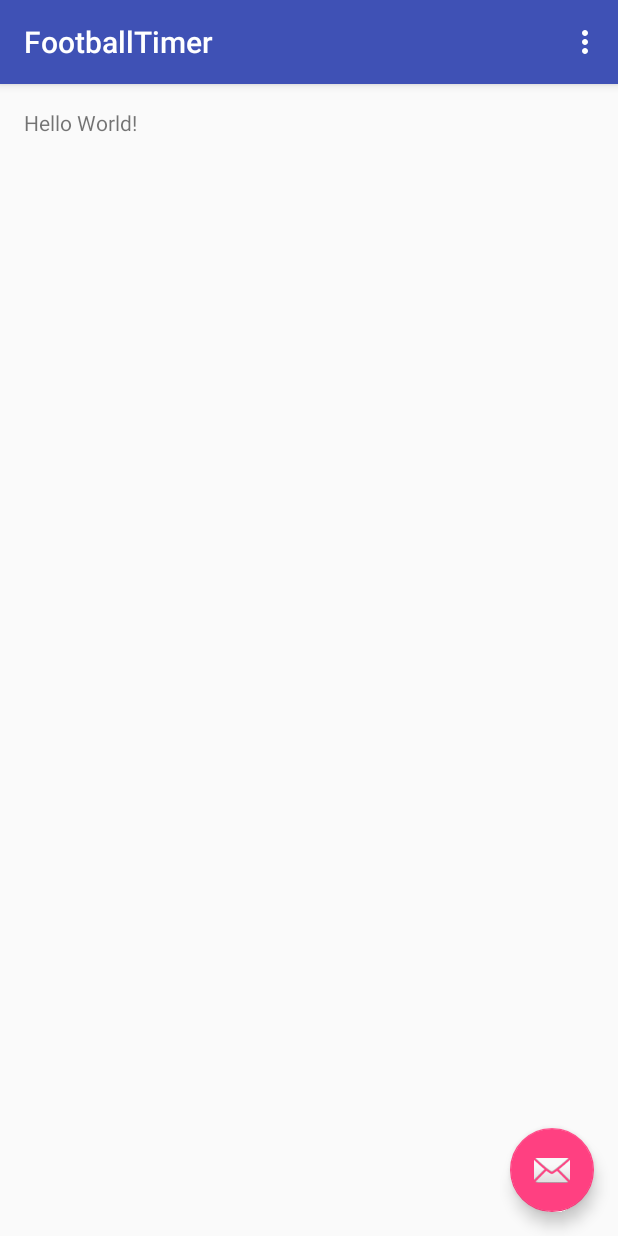
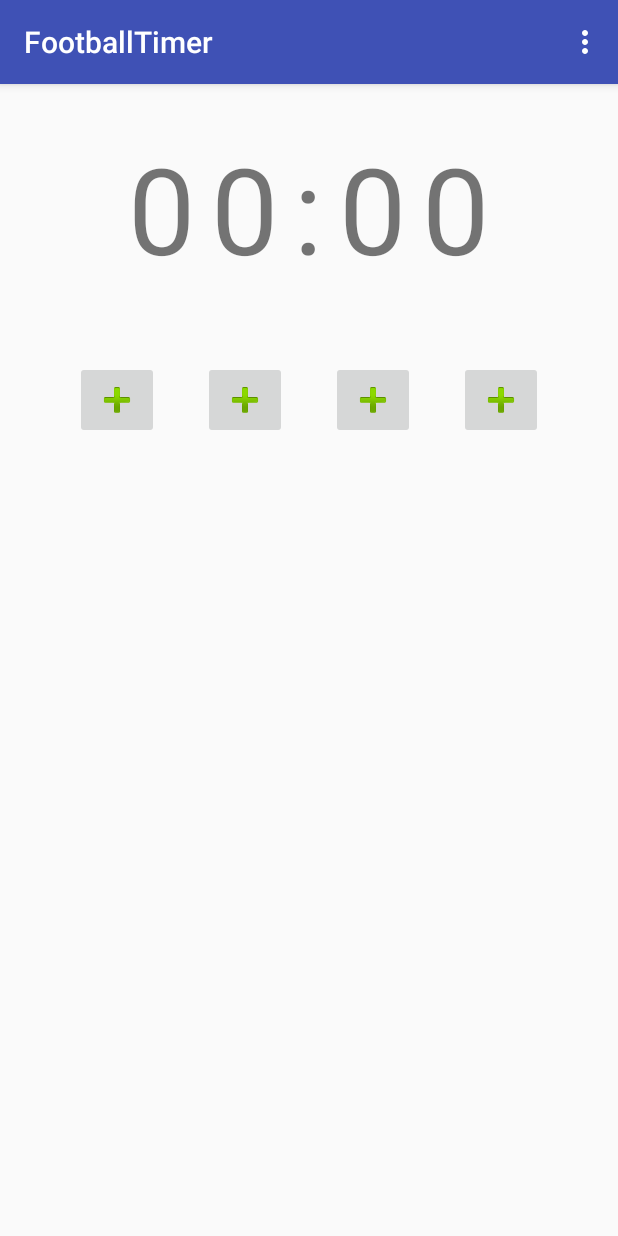
Before and after one commit to LukasPaczos/FootballTimer, an Android app: the screen it shows after launch (MainActivity), on a phone screen of 412 x 824 dp. Run offline under Robolectric (Android 15) with nearby library versions, the phone set to English and light mode, and no system bars.

Commit message:
provisional layout done

```diff
--- a/app/src/main/java/com/lukaspaczos/footballtimer/MainActivity.java
+++ b/app/src/main/java/com/lukaspaczos/footballtimer/MainActivity.java
@@ -17,15 +17,6 @@ public class MainActivity extends AppCompatActivity {
         setContentView(R.layout.activity_main);
         Toolbar toolbar = (Toolbar) findViewById(R.id.toolbar);
         setSupportActionBar(toolbar);
-
-        FloatingActionButton fab = (FloatingActionButton) findViewById(R.id.fab);
-        fab.setOnClickListener(new View.OnClickListener() {
-            @Override
-            public void onClick(View view) {
-                Snackbar.make(view, "Replace with your own action", Snackbar.LENGTH_LONG)
-                        .setAction("Action", null).show();
-            }
-        });
     }
 
     @Override
--- a/app/src/main/res/layout/activity_main.xml
+++ b/app/src/main/res/layout/activity_main.xml
@@ -21,14 +21,132 @@
 
     </android.support.design.widget.AppBarLayout>
 
-    <include layout="@layout/content_main" />
+    <LinearLayout
+        android:layout_width="match_parent"
+        android:layout_height="match_parent"
+        android:layout_marginTop="?attr/actionBarSize"
+        android:orientation="vertical"
+        android:weightSum="3">
 
-    <android.support.design.widget.FloatingActionButton
-        android:id="@+id/fab"
-        android:layout_width="wrap_content"
-        android:layout_height="wrap_content"
-        android:layout_gravity="bottom|end"
-        android:layout_margin="@dimen/fab_margin"
-        android:src="@android:drawable/ic_dialog_email" />
+        <LinearLayout
+            android:layout_width="match_parent"
+            android:layout_height="0dp"
+            android:layout_weight="0.65"
+            android:gravity="center"
+            android:orientation="horizontal">
+
+            <TextView
+                android:layout_width="wrap_content"
+                android:layout_height="wrap_content"
+                android:layout_gravity="center"
+                android:layout_margin="5dp"
+                android:text="0"
+                android:textSize="80sp" />
+
+            <TextView
+                android:layout_width="wrap_content"
+                android:layout_height="wrap_content"
+                android:layout_gravity="center"
+                android:layout_margin="5dp"
+                android:text="0"
+                android:textSize="80sp" />
+
+            <TextView
+                android:layout_width="wrap_content"
+                android:layout_height="wrap_content"
+                android:layout_gravity="center"
+                android:layout_margin="5dp"
+                android:text=":"
+                android:textSize="80sp" />
+
+            <TextView
+                android:layout_width="wrap_content"
+                android:layout_height="wrap_content"
+                android:layout_gravity="center"
+                android:layout_margin="5dp"
+                android:text="0"
+                android:textSize="80sp" />
+
+            <TextView
+                android:layout_width="wrap_content"
+                android:layout_height="wrap_content"
+                android:layout_gravity="center"
+                android:layout_margin="5dp"
+                android:text="0"
+                android:textSize="80sp" />
+
+        </LinearLayout>
+
+        <LinearLayout
+            android:layout_width="match_parent"
+            android:layout_height="0dp"
+            android:layout_weight="0.35"
+            android:gravity="center"
+            android:orientation="horizontal"
+            android:paddingEnd="35dp"
+            android:paddingStart="35dp"
+            android:weightSum="4">
+
+            <LinearLayout
+                android:layout_width="0dp"
+                android:layout_height="wrap_content"
+                android:layout_weight="1"
+                android:gravity="center">
+
+                <ImageButton
+                    android:layout_width="wrap_content"
+                    android:layout_height="wrap_content"
+                    android:src="@android:drawable/ic_input_add" />
+
+            </LinearLayout>
+
+
+            <LinearLayout
+                android:layout_width="0dp"
+                android:layout_height="wrap_content"
+                android:layout_weight="1"
+                android:gravity="center">
+
+                <ImageButton
+                    android:layout_width="wrap_content"
+                    android:layout_height="wrap_content"
+                    android:src="@android:drawable/ic_input_add" />
+
+            </LinearLayout>
+
+            <LinearLayout
+                android:layout_width="0dp"
+                android:layout_height="wrap_content"
+                android:layout_weight="1"
+                android:gravity="center">
+
+                <ImageButton
+                    android:layout_width="wrap_content"
+                    android:layout_height="wrap_content"
+                    android:src="@android:drawable/ic_input_add" />
+
+            </LinearLayout>
+
+            <LinearLayout
+                android:layout_width="0dp"
+                android:layout_height="wrap_content"
+                android:layout_weight="1"
+                android:gravity="center">
+
+                <ImageButton
+                    android:layout_width="wrap_content"
+                    android:layout_height="wrap_content"
+                    android:src="@android:drawable/ic_input_add" />
+
+            </LinearLayout>
+
+        </LinearLayout>
+
+        <ListView
+            android:layout_width="match_parent"
+            android:layout_height="0dp"
+            android:layout_weight="2" />
+
+    </LinearLayout>
 
 </android.support.design.widget.CoordinatorLayout>
--- a/app/src/main/res/layout/content_main.xml
+++ /dev/null
@@ -1,19 +0,0 @@
-<?xml version="1.0" encoding="utf-8"?>
-<RelativeLayout xmlns:android="http://schemas.android.com/apk/res/android"
-    xmlns:app="http://schemas.android.com/apk/res-auto"
-    xmlns:tools="http://schemas.android.com/tools"
-    android:layout_width="match_parent"
-    android:layout_height="match_parent"
-    android:paddingBottom="@dimen/activity_vertical_margin"
-    android:paddingLeft="@dimen/activity_horizontal_margin"
-    android:paddingRight="@dimen/activity_horizontal_margin"
-    android:paddingTop="@dimen/activity_vertical_margin"
-    app:layout_behavior="@string/appbar_scrolling_view_behavior"
-    tools:context="com.lukaspaczos.footballtimer.MainActivity"
-    tools:showIn="@layout/activity_main">
-
-    <TextView
-        android:layout_width="wrap_content"
-        android:layout_height="wrap_content"
-        android:text="Hello World!" />
-</RelativeLayout>
```
Also changed, not shown: app/src/main/res/layout/list_line.xml (added, +69 -0 lines).
